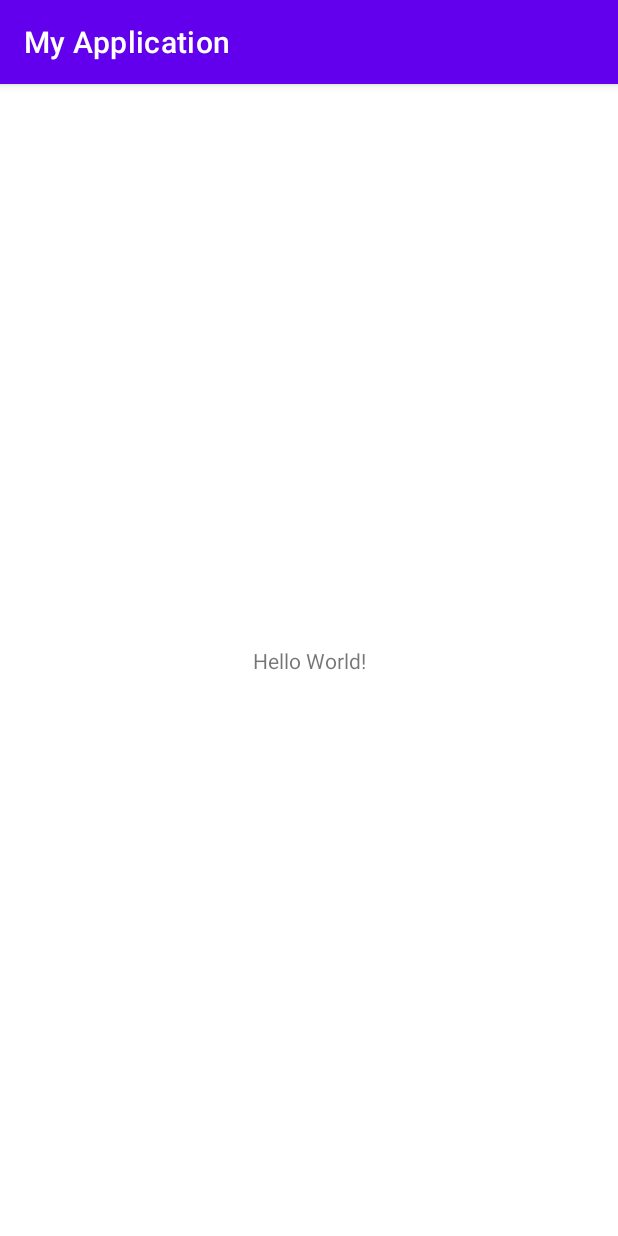
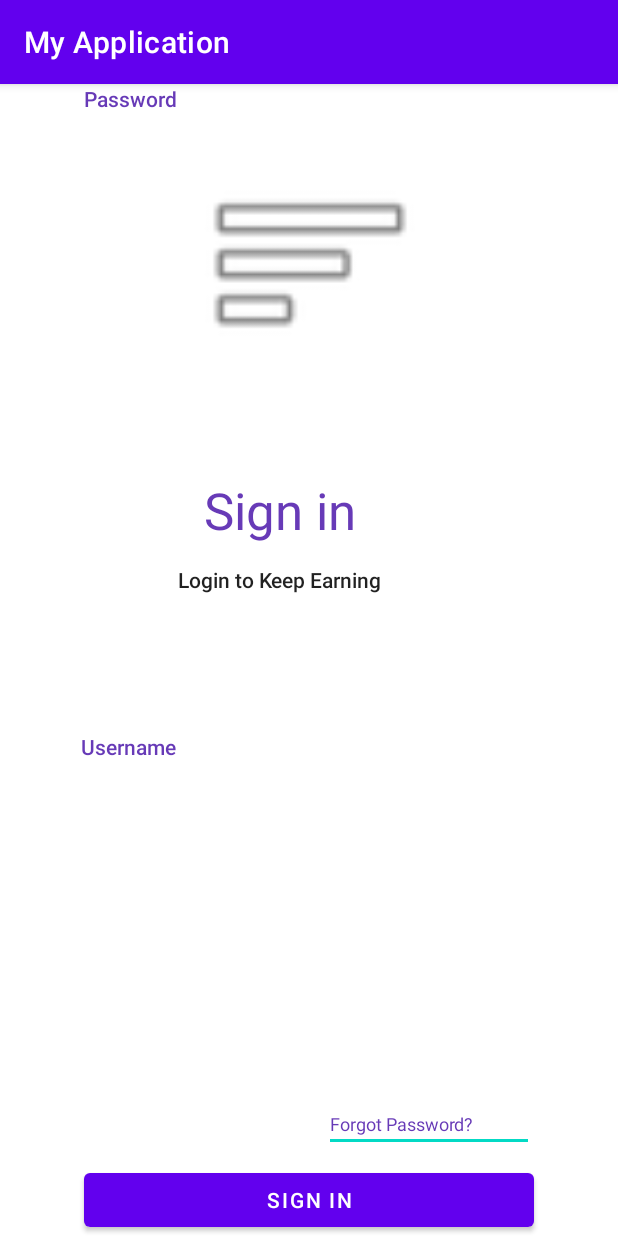
Before and after one commit to Disaym4n/MyApplication, an Android app: the screen it shows after launch (MainActivity), on a phone screen of 412 x 824 dp. Run offline under Robolectric (Android 15) with nearby library versions, the phone set to English and light mode, and no system bars.

Commit message:
first commit-successful

```diff
--- a/app/src/main/java/com/example/myapplication/MainActivity.kt
+++ b/app/src/main/java/com/example/myapplication/MainActivity.kt
@@ -4,8 +4,10 @@ import androidx.appcompat.app.AppCompatActivity
 import android.os.Bundle
 
 class MainActivity : AppCompatActivity() {
+
     override fun onCreate(savedInstanceState: Bundle?) {
         super.onCreate(savedInstanceState)
         setContentView(R.layout.activity_main)
     }
+
 }
--- a/app/src/main/res/layout/activity_main.xml
+++ b/app/src/main/res/layout/activity_main.xml
@@ -6,13 +6,126 @@
     android:layout_height="match_parent"
     tools:context=".MainActivity">
 
-    <TextView
-        android:layout_width="wrap_content"
+    <Button
+        android:id="@+id/loginButton"
+        android:layout_width="300dp"
         android:layout_height="wrap_content"
-        android:text="Hello World!"
+        android:text="Sign In"
+        android:textAlignment="gravity"
+        app:iconPadding="20dp"
         app:layout_constraintBottom_toBottomOf="parent"
         app:layout_constraintEnd_toEndOf="parent"
         app:layout_constraintStart_toStartOf="parent"
+         />
+
+    <TextView
+        android:id="@+id/textView2"
+        android:layout_width="wrap_content"
+        android:layout_height="wrap_content"
+        android:text="Password"
+        android:textAppearance="@style/TextAppearance.AppCompat.Body2"
+        android:textColor="#673AB7"
+        app:layout_constraintEnd_toEndOf="parent"
+        app:layout_constraintTop_toTopOf="parent"
+        app:layout_constraintHorizontal_bias="0.16"
+        app:layout_constraintStart_toStartOf="parent"
+        tools:layout_editor_absoluteY="543dp" />
+
+    <TextView
+        android:id="@+id/textView3"
+        android:layout_width="wrap_content"
+        android:layout_height="wrap_content"
+        android:layout_marginTop="432dp"
+        android:text="Username"
+        android:textAppearance="@style/TextAppearance.AppCompat.Body2"
+        android:textColor="#673AB7"
+        app:layout_constraintEnd_toEndOf="parent"
+
+        app:layout_constraintHorizontal_bias="0.155"
+        app:layout_constraintStart_toStartOf="parent"
         app:layout_constraintTop_toTopOf="parent" />
 
+    <TextView
+        android:id="@+id/textView4"
+        android:layout_width="170dp"
+        android:layout_height="25dp"
+        android:text="Login to Keep Earning"
+        android:textAppearance="@style/TextAppearance.AppCompat.Body2"
+        app:layout_constraintBottom_toTopOf="@+id/textView3"
+        app:layout_constraintEnd_toEndOf="parent"
+        app:layout_constraintHorizontal_bias="0.489"
+        app:layout_constraintStart_toStartOf="parent"
+        app:layout_constraintTop_toTopOf="parent"
+        app:layout_constraintVertical_bias="0.788" />
+<androidx.constraintlayout.widget.ConstraintLayout
+    android:layout_width="match_parent"
+    android:layout_height="wrap_content">
+
 </androidx.constraintlayout.widget.ConstraintLayout>
+    <TextView
+        android:id="@+id/textView5"
+        android:layout_width="107dp"
+        android:layout_height="45dp"
+        android:text="Sign in"
+        android:textAppearance="@style/TextAppearance.AppCompat.Display1"
+        android:textColor="#673AB7"
+        app:layout_constraintBottom_toTopOf="@id/textView4"
+        app:layout_constraintEnd_toEndOf="parent"
+        app:layout_constraintHorizontal_bias="0.447"
+        app:layout_constraintStart_toStartOf="parent"
+        app:layout_constraintTop_toTopOf="parent"
+        app:layout_constraintVertical_bias="0.949" />
+
+    <ImageView
+        android:id="@+id/imageView6"
+        android:layout_width="164dp"
+        android:layout_height="145dp"
+        app:layout_constraintBottom_toTopOf="@id/textView5"
+        app:layout_constraintEnd_toEndOf="parent"
+        app:layout_constraintHorizontal_bias="0.502"
+        app:layout_constraintStart_toStartOf="parent"
+        app:layout_constraintTop_toTopOf="parent"
+        app:layout_constraintVertical_bias="0.401"
+        app:srcCompat="@android:drawable/ic_menu_sort_by_size" />
+
+    <EditText
+        android:id="@+id/editTextTextMultiLine3"
+        style="@style/Widget.AppCompat.AutoCompleteTextView"
+        android:layout_width="wrap_content"
+        android:layout_height="wrap_content"
+        android:layout_marginBottom="8dp"
+        android:ems="10"
+        android:gravity="start|top"
+        android:inputType="textMultiLine"
+        android:text="Forgot Password?"
+        android:textAppearance="@style/TextAppearance.AppCompat.Body1"
+        android:textColor="#673AB7"
+        android:textSize="12sp"
+        app:layout_constraintBottom_toTopOf="@+id/loginButton"
+        app:layout_constraintEnd_toEndOf="parent"
+        app:layout_constraintHorizontal_bias="0.793"
+        app:layout_constraintStart_toStartOf="parent" />
+
+    <TextView
+        android:id="@+id/textView"
+        android:layout_width="300dp"
+        android:layout_height="wrap_content"
+        android:textAppearance="@style/TextAppearance.AppCompat.Display1"
+        app:layout_constraintBottom_toTopOf="@+id/textView2"
+        app:layout_constraintEnd_toEndOf="parent"
+        app:layout_constraintHorizontal_bias="0.495"
+        app:layout_constraintStart_toStartOf="parent"
+        app:layout_constraintTop_toBottomOf="@+id/textView3"
+        app:layout_constraintVertical_bias="0.255" />
+
+    <TextView
+        android:id="@+id/textView6"
+        android:layout_width="300dp"
+        android:layout_height="wrap_content"
+        android:textAppearance="@style/TextAppearance.AppCompat.Display1"
+        app:layout_constraintBottom_toTopOf="@+id/editTextTextMultiLine3"
+        app:layout_constraintEnd_toEndOf="parent"
+        app:layout_constraintStart_toStartOf="parent"
+        app:layout_constraintTop_toBottomOf="@+id/textView2" />
+
+</androidx.constraintlayout.widget.ConstraintLayout>
--- /dev/null
+++ b/app/src/main/res/values-night/strings.xml
@@ -0,0 +1,4 @@
+<?xml version="1.0" encoding="utf-8"?>
+<resources>
+    <string name="login_to_start_earning">login to start earning</string>
+</resources>
--- a/app/src/main/res/values/colors.xml
+++ b/app/src/main/res/values/colors.xml
@@ -1,6 +1,7 @@
 <?xml version="1.0" encoding="utf-8"?>
 <resources>
     <color name="purple_200">#FFBB86FC</color>
+    <color name="blue">#3F51B5</color>
     <color name="purple_500">#FF6200EE</color>
     <color name="purple_700">#FF3700B3</color>
     <color name="teal_200">#FF03DAC5</color>
--- a/app/src/main/res/values/strings.xml
+++ b/app/src/main/res/values/strings.xml
@@ -1,3 +1,4 @@
 <resources>
     <string name="app_name">My Application</string>
+    <string name="login_to_start_earning">Login to start earning</string>
 </resources>
```
Also changed, not shown: app/src/main/res/drawable/ic_fidle_logo.xml (added, +16 -0 lines), app/src/main/res/layout/correction.xml (added, +101 -0 lines).
